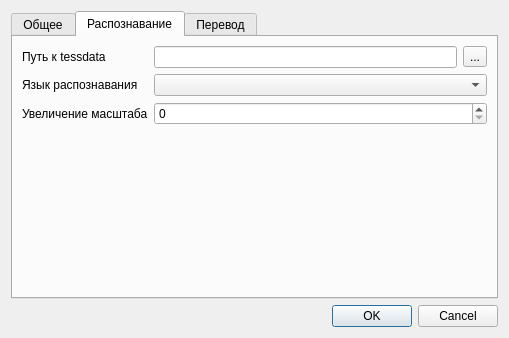
Old version of the form SettingsEditor.ui in the repository OneMoreGres/ScreenTranslator.
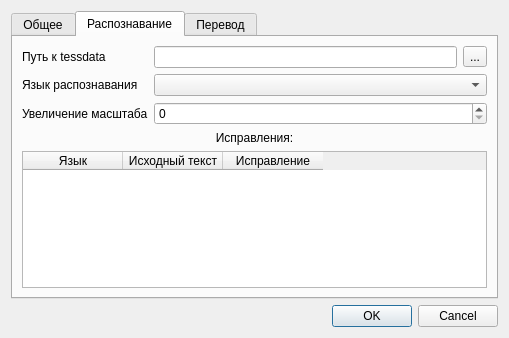
New version of the form. The open tabs and pages were chosen to show the change.

Diff of the .ui file:
```diff
--- a/SettingsEditor.ui
+++ b/SettingsEditor.ui
@@ -196,18 +196,43 @@
        <item row="2" column="1" colspan="2">
         <widget class="QSpinBox" name="imageScaleSpin"/>
        </item>
-       <item row="3" column="0">
-        <spacer name="verticalSpacer_3">
-         <property name="orientation">
-          <enum>Qt::Vertical</enum>
+       <item row="3" column="0" colspan="3">
+        <widget class="QLabel" name="label_11">
+         <property name="toolTip">
+          <string>&lt;html&gt;&lt;head/&gt;&lt;body&gt;&lt;p&gt;Символы, регулярно распознаваемые с ошибками. При обнаружении будут заменены на указанные.&lt;/p&gt;&lt;/body&gt;&lt;/html&gt;</string>
          </property>
-         <property name="sizeHint" stdset="0">
-          <size>
-           <width>20</width>
-           <height>132</height>
-          </size>
+         <property name="text">
+          <string>Исправления:</string>
          </property>
-        </spacer>
+         <property name="alignment">
+          <set>Qt::AlignCenter</set>
+         </property>
+        </widget>
+       </item>
+       <item row="4" column="0" colspan="3">
+        <widget class="QTableWidget" name="recognizerFixTable">
+         <property name="selectionBehavior">
+          <enum>QAbstractItemView::SelectRows</enum>
+         </property>
+         <property name="sortingEnabled">
+          <bool>true</bool>
+         </property>
+         <column>
+          <property name="text">
+           <string>Язык</string>
+          </property>
+         </column>
+         <column>
+          <property name="text">
+           <string>Исходный текст</string>
+          </property>
+         </column>
+         <column>
+          <property name="text">
+           <string>Исправление</string>
+          </property>
+         </column>
+        </widget>
        </item>
       </layout>
      </widget>
```
Left out of the diff: 2 changed lines with no effect on the pictures.
